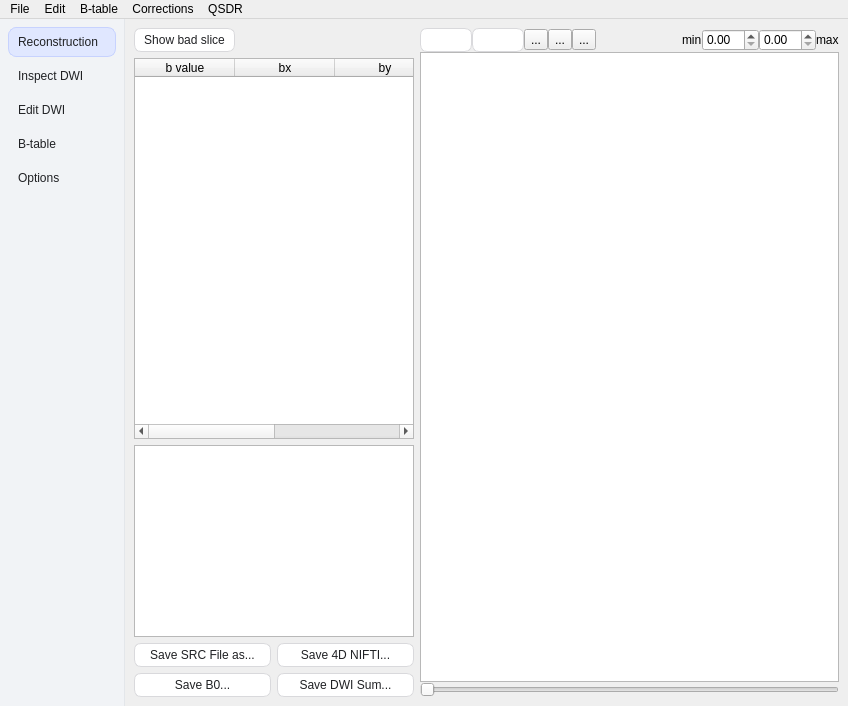
Above: reconstruction/reconstruction_window.ui from frankyeh/DSI-Studio before the change. Below: the same form after it.
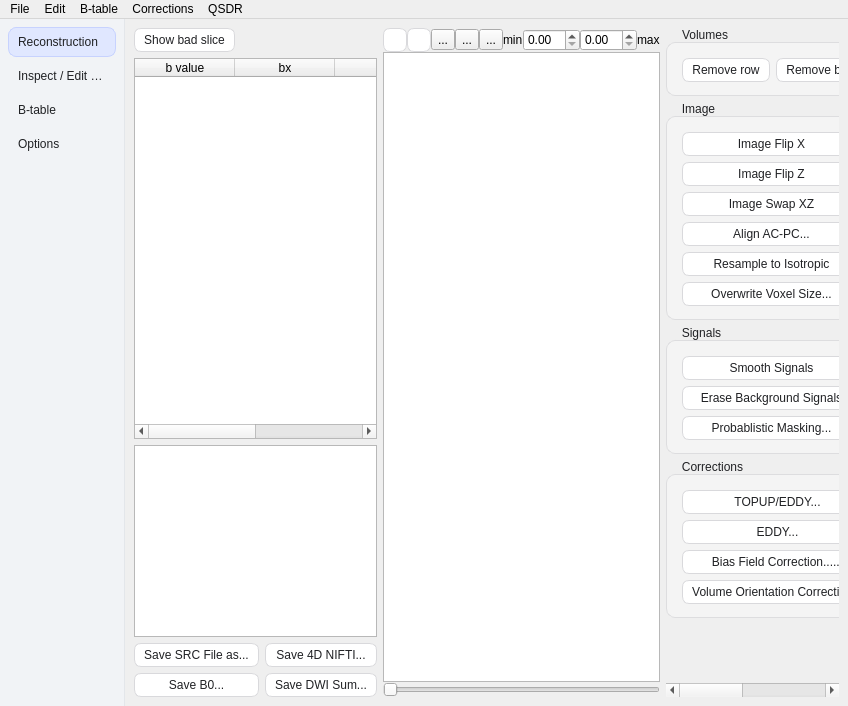
That is the form after the change. The open tabs and pages were chosen to show the change. Icons and pictures are not drawn.

Commit message:
Combine Inspect DWI and Edit DWI into one sidebar page
The sidebar now has four entries: Reconstruction, Inspect / Edit DWI,
B-table, Options. The Inspect / Edit DWI page shows the volume table, QC
report and export buttons, the DWI viewer, and a scrollable column of
Volumes, Image, Signals and Corrections edit cards. Only the b-table is
still shared, now between Inspect / Edit DWI and B-table; histology mode
hides those two pages. Not compiled or tested.

```diff
--- a/reconstruction/reconstruction_window.ui
+++ b/reconstruction/reconstruction_window.ui
@@ -110,12 +110,7 @@
          </item>
          <item>
           <property name="text">
-           <string>Inspect DWI</string>
-          </property>
-         </item>
-         <item>
-          <property name="text">
-           <string>Edit DWI</string>
+           <string>Inspect / Edit DWI</string>
           </property>
          </item>
          <item>
@@ -971,7 +966,7 @@
        </layout>
       </widget>
       <widget class="QWidget" name="inspect_page">
-       <layout class="QHBoxLayout" name="inspect_layout" stretch="2,3">
+       <layout class="QHBoxLayout" name="inspect_layout" stretch="2,3,2">
         <item>
          <layout class="QVBoxLayout" name="inspect_table_layout">
           <item>
@@ -1234,18 +1229,28 @@
           </item>
          </layout>
         </item>
-       </layout>
-      </widget>
-      <widget class="QWidget" name="edit_page">
-       <layout class="QHBoxLayout" name="edit_layout" stretch="2,3,3">
         <item>
-         <layout class="QVBoxLayout" name="edit_table_layout" />
-        </item>
-        <item>
-         <layout class="QVBoxLayout" name="edit_view_layout" />
-        </item>
-        <item>
+         <widget class="QScrollArea" name="edit_scroll">
+          <property name="frameShape">
+           <enum>QFrame::NoFrame</enum>
+          </property>
+          <property name="widgetResizable">
+           <bool>true</bool>
+          </property>
+          <widget class="QWidget" name="edit_tools">
          <layout class="QVBoxLayout" name="edit_tools_layout">
+            <property name="leftMargin">
+             <number>0</number>
+            </property>
+            <property name="topMargin">
+             <number>0</number>
+            </property>
+            <property name="rightMargin">
+             <number>4</number>
+            </property>
+            <property name="bottomMargin">
+             <number>0</number>
+            </property>
           <item>
            <widget class="QGroupBox" name="volume_group">
             <property name="title">
@@ -1339,70 +1344,70 @@
                </property>
               </widget>
              </item>
-             <item row="0" column="2">
+               <item row="1" column="0">
               <widget class="QPushButton" name="btn_Flip_z">
                <property name="text">
                 <string>Image Flip Z</string>
                </property>
               </widget>
              </item>
-             <item row="1" column="0">
+               <item row="1" column="1">
               <widget class="QPushButton" name="btn_Flip_xy">
                <property name="text">
                 <string>Image Swap XY</string>
                </property>
               </widget>
              </item>
-             <item row="1" column="1">
+               <item row="2" column="0">
               <widget class="QPushButton" name="btn_Flip_xz">
                <property name="text">
                 <string>Image Swap XZ</string>
                </property>
               </widget>
              </item>
-             <item row="1" column="2">
+               <item row="2" column="1">
               <widget class="QPushButton" name="btn_Flip_yz">
                <property name="text">
                 <string>Image Swap YZ</string>
                </property>
               </widget>
              </item>
-             <item row="2" column="0">
+               <item row="3" column="0">
               <widget class="QPushButton" name="btn_Align_ACPC">
                <property name="text">
                 <string>Align AC-PC...</string>
                </property>
               </widget>
              </item>
-             <item row="2" column="1">
+               <item row="3" column="1">
               <widget class="QPushButton" name="btn_Manual_Rotation">
                <property name="text">
                 <string>Rotate...</string>
                </property>
               </widget>
              </item>
-             <item row="2" column="2">
+               <item row="4" column="0">
               <widget class="QPushButton" name="btn_Resample">
                <property name="text">
                 <string>Resample to Isotropic</string>
                </property>
               </widget>
              </item>
-             <item row="3" column="0">
+               <item row="4" column="1">
               <widget class="QPushButton" name="btn_Rotate">
                <property name="text">
                 <string>Resample to T1w/T2w...</string>
                </property>
               </widget>
              </item>
-             <item row="3" column="1">
+               <item row="5" column="0">
               <widget class="QPushButton" name="btn_Overwrite_Voxel_Size">
                <property name="text">
                 <string>Overwrite Voxel Size...</string>
                </property>
               </widget>
              </item>
-             <item row="3" column="2">
+               <item row="5" column="1">
               <widget class="QPushButton" name="btn_Attach_Images">
                <property name="text">
                 <string>Attach Images...</string>
@@ -1432,21 +1437,21 @@
                </property>
               </widget>
              </item>
-             <item row="0" column="2">
+               <item row="1" column="0">
               <widget class="QPushButton" name="btn_Erase_Background_Signals">
                <property name="text">
                 <string>Erase Background Signals</string>
                </property>
               </widget>
              </item>
-             <item row="1" column="0">
+               <item row="1" column="1">
               <widget class="QPushButton" name="btn_Trim_image">
                <property name="text">
                 <string>Crop Background Volume</string>
                </property>
               </widget>
              </item>
-             <item row="1" column="1">
+               <item row="2" column="0">
               <widget class="QPushButton" name="btn_Probablistic_Masking">
                <property name="text">
                 <string>Probablistic Masking...</string>
@@ -1476,35 +1481,35 @@
                </property>
               </widget>
              </item>
-             <item row="0" column="2">
+               <item row="1" column="0">
               <widget class="QPushButton" name="btn_EDDY">
                <property name="text">
                 <string>EDDY...</string>
                </property>
               </widget>
              </item>
-             <item row="1" column="0">
+               <item row="1" column="1">
               <widget class="QPushButton" name="btn_T1w_Distortion_Correction">
                <property name="text">
                 <string>T1w Distortion Correction...</string>
                </property>
               </widget>
              </item>
-             <item row="1" column="1">
+               <item row="2" column="0">
               <widget class="QPushButton" name="btn_Correct_Bias_Field">
                <property name="text">
                 <string>Bias Field Correction......</string>
                </property>
               </widget>
              </item>
-             <item row="1" column="2">
+               <item row="2" column="1">
               <widget class="QPushButton" name="btn_Eddy_Motion_Correction">
                <property name="text">
                 <string>Motion Correction...</string>
                </property>
               </widget>
              </item>
-             <item row="2" column="0">
+               <item row="3" column="0">
               <widget class="QPushButton" name="btn_Volume_Orientation_Correction">
                <property name="text">
                 <string>Volume Orientation Correction...</string>
@@ -1528,6 +1533,8 @@
            </spacer>
           </item>
          </layout>
+          </widget>
+         </widget>
         </item>
        </layout>
       </widget>
```
Left out of the diff: 48 changed lines with no effect on the pictures. Lines whose indentation alone changed are shown as unchanged. The commit also changes 1 other file.
